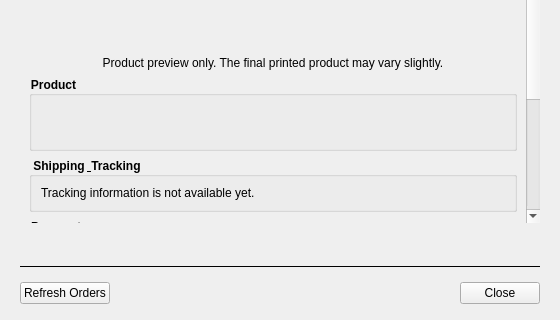
First picture: the form in ui/order/order_history_dialog.ui, repository JacobGeoGeek/qgis-atlaspress, before the edit; both pictures show x 0 to 560 and y 320 to 640 of the 560 by 640 pixel window.
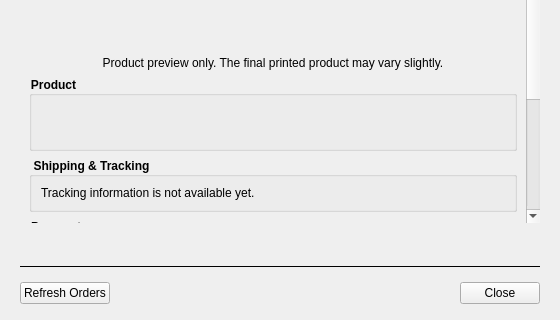
Second picture: the form after the edit. The open tabs and pages were chosen to show the change.

Commit message: 5 display tracking information (#23)

Diff of the .ui file:
```diff
--- a/ui/order/order_history_dialog.ui
+++ b/ui/order/order_history_dialog.ui
@@ -642,7 +642,7 @@
                <item>
                 <widget class="QGroupBox" name="trackingGroupBox">
                  <property name="title">
-                  <string>Shipping &amp; Tracking</string>
+                  <string>Shipping &amp;&amp; Tracking</string>
                  </property>
                  <layout class="QVBoxLayout" name="trackingGroupLayout">
                   <item>
```
The commit also changes 15 other files.
